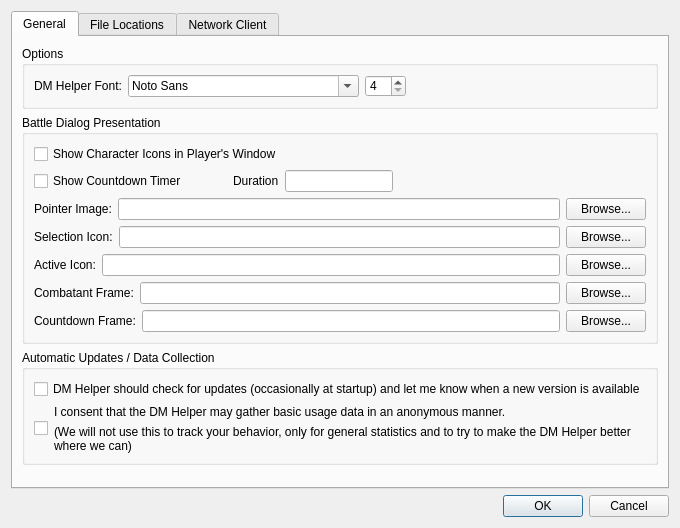
This is DMHelper/src/optionsdialog.ui in MMetze/DMHelper as Qt 5 draws it before an edit. The edited form follows.
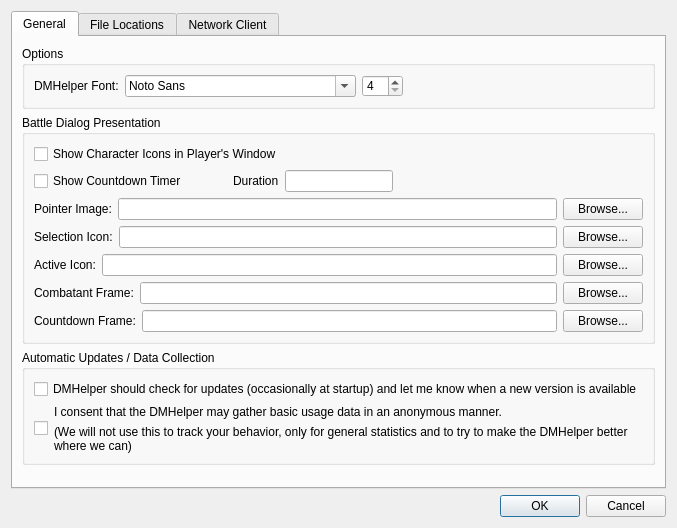
This is the edited form. The open tabs and pages were chosen to show the change. Icons and pictures are not drawn.

Commit message: Updated branding DM Helper --> DMHelper

The edit to the form file:
```diff
--- a/DMHelper/src/optionsdialog.ui
+++ b/DMHelper/src/optionsdialog.ui
@@ -38,7 +38,7 @@
             <item>
              <widget class="QLabel" name="label_2">
               <property name="text">
-               <string>DM Helper Font:</string>
+               <string>DMHelper Font:</string>
               </property>
              </widget>
             </item>
@@ -281,7 +281,7 @@
           <item>
            <widget class="QCheckBox" name="chkEnableUpdates">
             <property name="text">
-             <string>DM Helper should check for updates (occasionally at startup) and let me know when a new version is available</string>
+             <string>DMHelper should check for updates (occasionally at startup) and let me know when a new version is available</string>
             </property>
            </widget>
           </item>
@@ -305,7 +305,7 @@
                  </sizepolicy>
                 </property>
                 <property name="text">
-                 <string>I consent that the DM Helper may gather basic usage data in an anonymous manner.</string>
+                 <string>I consent that the DMHelper may gather basic usage data in an anonymous manner.</string>
                 </property>
                 <property name="wordWrap">
                  <bool>true</bool>
@@ -321,7 +321,7 @@
                  </sizepolicy>
                 </property>
                 <property name="text">
-                 <string>(We will not use this to track your behavior, only for general statistics and to try to make the DM Helper better where we can)</string>
+                 <string>(We will not use this to track your behavior, only for general statistics and to try to make the DMHelper better where we can)</string>
                 </property>
                 <property name="wordWrap">
                  <bool>true</bool>
```
Left out of the diff: 4 changed lines with no effect on the pictures. The commit also changes 32 other files.
